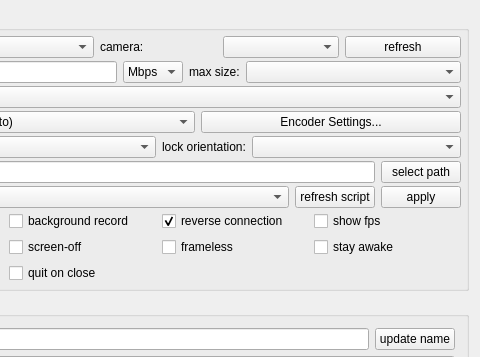
Old version of the form QtScrcpy/ui/dialog.ui in the repository WiwiDVLOP/VenMirror; both pictures show x 813 to 1293 and y 0 to 357 of the 1293 by 548 pixel window.
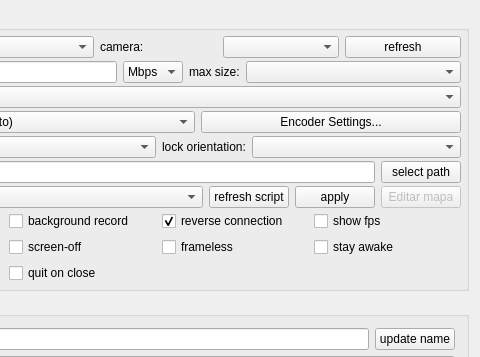
New version of the form.

Commit message: Phase 2: visual keymap editor v1 (edit mode in VideoForm, Edit keymap button in Dialog, pinned core SHA)

What changed in the file:
```diff
--- a/QtScrcpy/ui/dialog.ui
+++ b/QtScrcpy/ui/dialog.ui
@@ -762,6 +762,22 @@
               </property>
              </widget>
             </item>
+            <item>
+             <widget class="QPushButton" name="editScriptBtn">
+              <property name="sizePolicy">
+               <sizepolicy hsizetype="Preferred" vsizetype="Preferred">
+                <horstretch>0</horstretch>
+                <verstretch>0</verstretch>
+               </sizepolicy>
+              </property>
+              <property name="text">
+               <string>Editar mapa</string>
+              </property>
+              <property name="enabled">
+               <bool>false</bool>
+              </property>
+             </widget>
+            </item>
            </layout>
           </widget>
          </item>
```
The commit also changes 5 other files.
